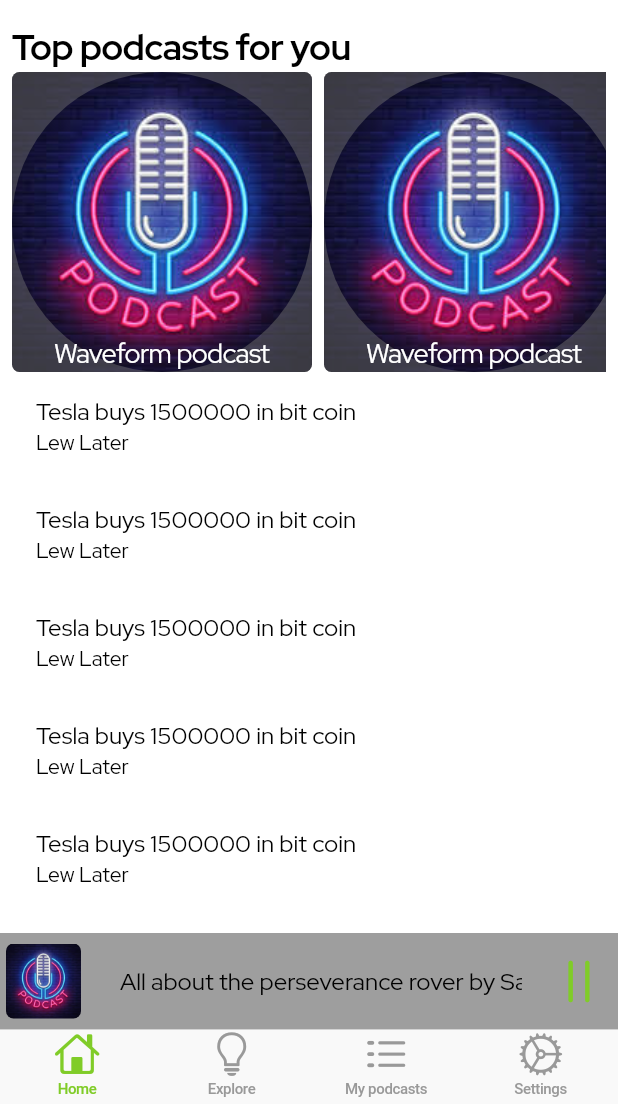
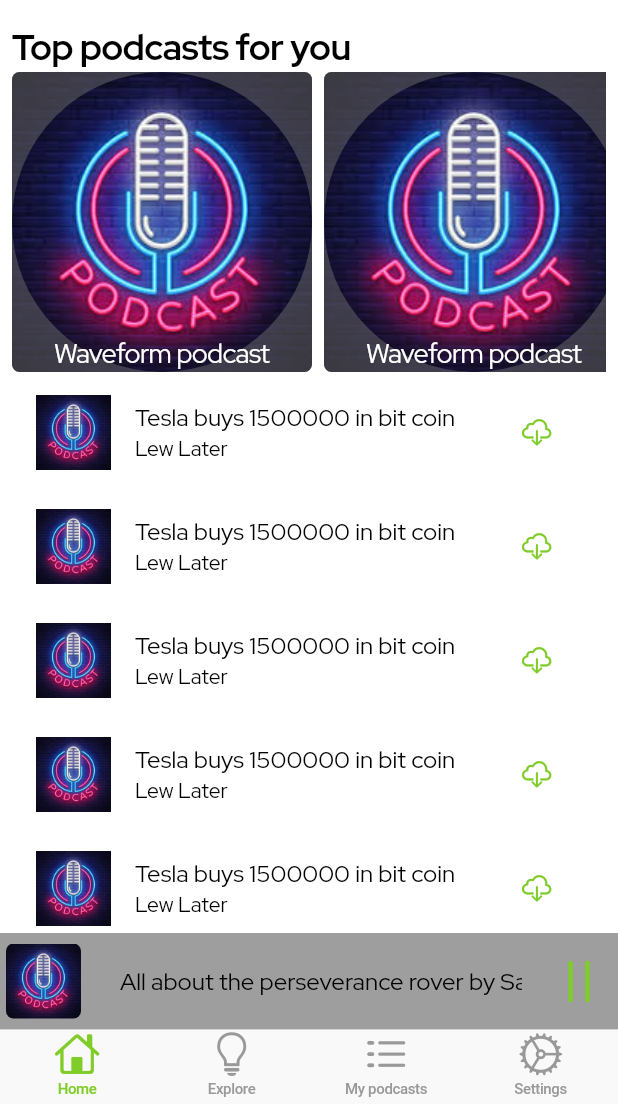
Before and after one commit to sam-baraka/podcastic, a Flutter app: the screen it shows after launch, on a phone screen of 412 x 824 dp, the part 132-1236 px from its top. Run offline on Flutter 3.47's test engine with Material 2 defaults, Android fonts, the phone set to English and light mode, and no system bars; drawn by our look-alikes of marquee; our stand-ins replace auto_route, google_fonts.

Commit message:
Added podcaster image display

```diff
--- a/lib/uis/common/podcast_tile.dart
+++ b/lib/uis/common/podcast_tile.dart
@@ -8,11 +8,20 @@ class PodcastTile extends StatelessWidget {
 
   @override
   Widget build(BuildContext context) {
-    return Material(
+    return Padding(
+      padding: const EdgeInsets.only(top: 4.0),
+      child: Material(
         color: CupertinoTheme.brightnessOf(context) == Brightness.dark
             ? Colors.black
             : Colors.white,
         child: ListTile(
+          leading: Container(
+              height: 50,
+              width: 50,
+              child: Image.asset(
+                image,
+                fit: BoxFit.fitHeight,
+              )),
           title: Text(
             "Tesla buys 1500000 in bit coin",
             style: GoogleFonts.redHatDisplay(
@@ -29,6 +38,9 @@ class PodcastTile extends StatelessWidget {
                   : Colors.black,
             ),
           ),
+          trailing: CupertinoButton(
+              onPressed: () {}, child: Icon(CupertinoIcons.cloud_download)),
+        ),
       ),
     );
   }
```
Lines whose indentation alone changed are shown as unchanged.
